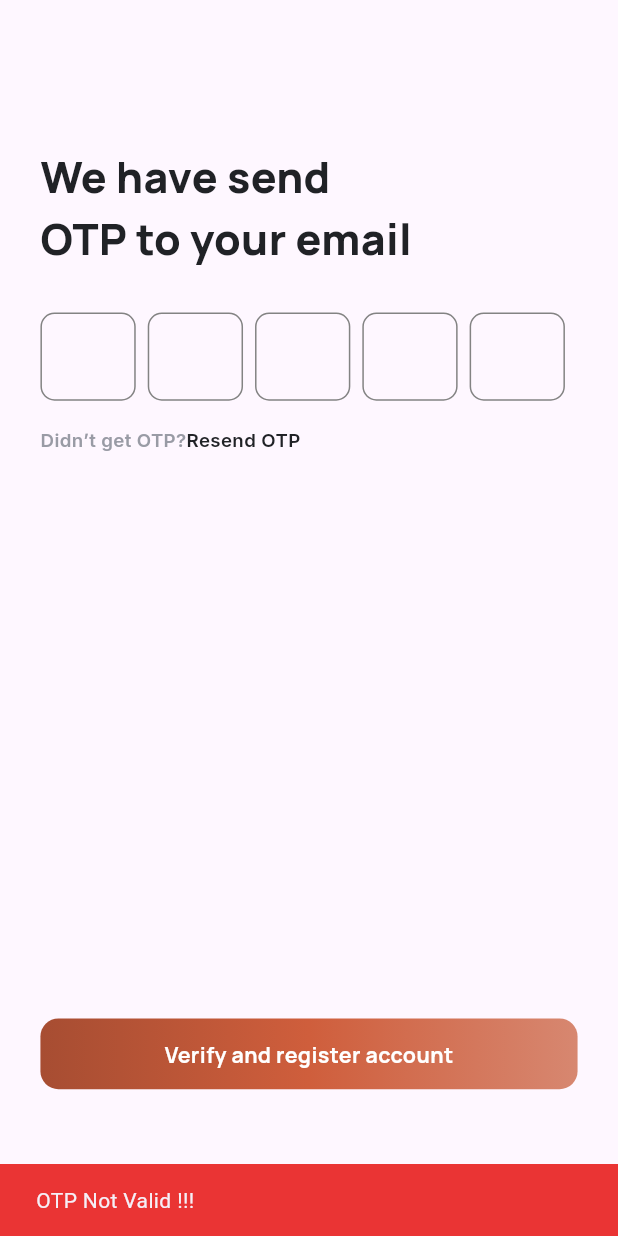
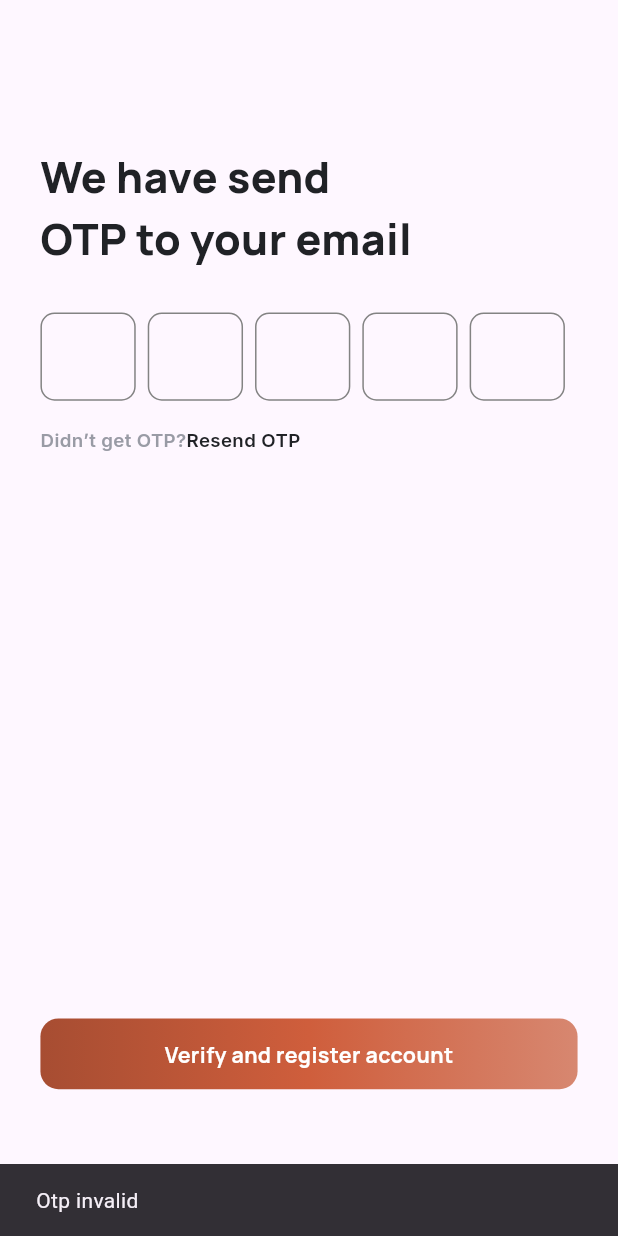
Before and after one commit to akash2058/lmsapp, a Flutter app: the OtpScreen screen opened directly, after a tap on "Verify and register account", on a phone screen of 412 x 824 dp. Run offline on Flutter 3.47's test engine with Material 3 defaults, Android fonts, the phone set to English and light mode, and no system bars; drawn by our look-alikes of pinput; our stand-ins replace dotted_border, flutter_screenutil, flutter_svg, flutter_widget_from_html, google_fonts, readmore; accounts and stored records are empty; project files that could hold a hidden picture were left out.

Commit message:
new changes

```diff
--- a/lib/views/authentication_pages/authenticationcontroller.dart
+++ b/lib/views/authentication_pages/authenticationcontroller.dart
@@ -2,8 +2,8 @@
 
 import 'package:flutter/material.dart';
 import 'package:lmsapp/customwidgets/customroute.dart';
-import 'package:lmsapp/model/registermodel.dart';
-import 'package:lmsapp/model/usermodel.dart';
+import 'package:lmsapp/models/registermodel.dart';
+import 'package:lmsapp/models/usermodel.dart';
 import 'package:lmsapp/utilities/appcolors.dart';
 import 'package:lmsapp/views/authentication_pages/forgotpassword_pages/components/registerdialogbox.dart';
 import 'package:lmsapp/views/authentication_pages/login_page/login_page.dart';
@@ -122,12 +122,6 @@ class AuthenticationProvider extends ChangeNotifier {
           },
         );
         // OTP is not valid, show message
-        ScaffoldMessenger.of(context).showSnackBar(
-          const SnackBar(
-            backgroundColor: AppColors.primaryred,
-            content: Text('OTP is not valid'),
-          ),
-        );
       } else {
         // API call was not successful, show message from API response
         ScaffoldMessenger.of(context).showSnackBar(
--- a/lib/views/authentication_pages/otpscreen/otpscreen.dart
+++ b/lib/views/authentication_pages/otpscreen/otpscreen.dart
@@ -77,20 +77,17 @@ class OtpScreen extends StatelessWidget {
                       text: value.loadingverification == true
                           ? 'Please Wait'
                           : 'Verify and register account',
-                      onTap:
-                          // ignore: unrelated_type_equality_checks
-                          value.registers?.data?.otp == value.otpcontroller.text
-                              ? () {
-                                  if (otpkey.currentState!.validate()) {
-                                    value.fetchotp(context);
-                                  }
-                                }
-                              : () {
-                                  ScaffoldMessenger.of(context).showSnackBar(
-                                      const SnackBar(
-                                          backgroundColor: AppColors.primaryred,
-                                          content: Text('OTP Not Valid !!!')));
-                                })
+                      onTap: () {
+                        if (value.registers?.data?.otp.toString() ==
+                            value.otpcontroller.text) {
+                          if (otpkey.currentState!.validate()) {
+                            value.fetchotp(context);
+                          }
+                        } else {
+                          ScaffoldMessenger.of(context).showSnackBar(
+                              SnackBar(content: Text('Otp invalid')));
+                        }
+                      })
                 ],
               ),
             ),
--- a/lib/views/drawer/drawerscreen/controller/drawercontroller.dart
+++ b/lib/views/drawer/drawerscreen/controller/drawercontroller.dart
@@ -1,6 +1,6 @@
 import 'package:flutter/cupertino.dart';
-import 'package:lmsapp/model/aboutusmodel.dart';
-import 'package:lmsapp/model/privacymodel.dart';
+import 'package:lmsapp/models/aboutusmodel.dart';
+import 'package:lmsapp/models/privacymodel.dart';
 import 'package:lmsapp/views/drawer/drawerscreen/services/drawerservices.dart';
 
 class DrawerProvider extends ChangeNotifier {
--- a/lib/views/menu_screens/controller/homecontroller.dart
+++ b/lib/views/menu_screens/controller/homecontroller.dart
@@ -1,6 +1,6 @@
 import 'package:flutter/material.dart';
-import 'package:lmsapp/model/homemodel.dart';
-import 'package:lmsapp/model/usermodel.dart';
+import 'package:lmsapp/models/homemodel.dart';
+import 'package:lmsapp/models/usermodel.dart';
 import 'package:lmsapp/views/menu_screens/service/mainscreenservices.dart';
 
 class MainMenuScreenController extends ChangeNotifier {
--- a/lib/views/menucard/main_menu_providers.dart
+++ b/lib/views/menucard/main_menu_providers.dart
@@ -1,8 +1,8 @@
 import 'dart:async';
 
 import 'package:flutter/material.dart';
-import 'package:lmsapp/model/homemodel.dart';
-import 'package:lmsapp/model/usermodel.dart';
+import 'package:lmsapp/models/homemodel.dart';
+import 'package:lmsapp/models/usermodel.dart';
 import 'package:lmsapp/utilities/appimages.dart';
 import 'package:lmsapp/views/menu_screens/cart/cartscreen.dart';
 import 'package:lmsapp/views/menu_screens/chat/chatscreen.dart';
```
Also changed, not shown: lib/customwidgets/customtextformfield.dart (+6 -4 lines), lib/models/privacymodel.dart (renamed from lib/model/privacymodel.dart, +11 -11 lines), lib/models/registermodel.dart (renamed from lib/model/registermodel.dart, +6 -6 lines), lib/models/aboutusmodel.dart (renamed from lib/model/aboutusmodel.dart), lib/models/homemodel.dart (renamed from lib/model/homemodel.dart), lib/models/usermodel.dart (renamed from lib/model/usermodel.dart).
